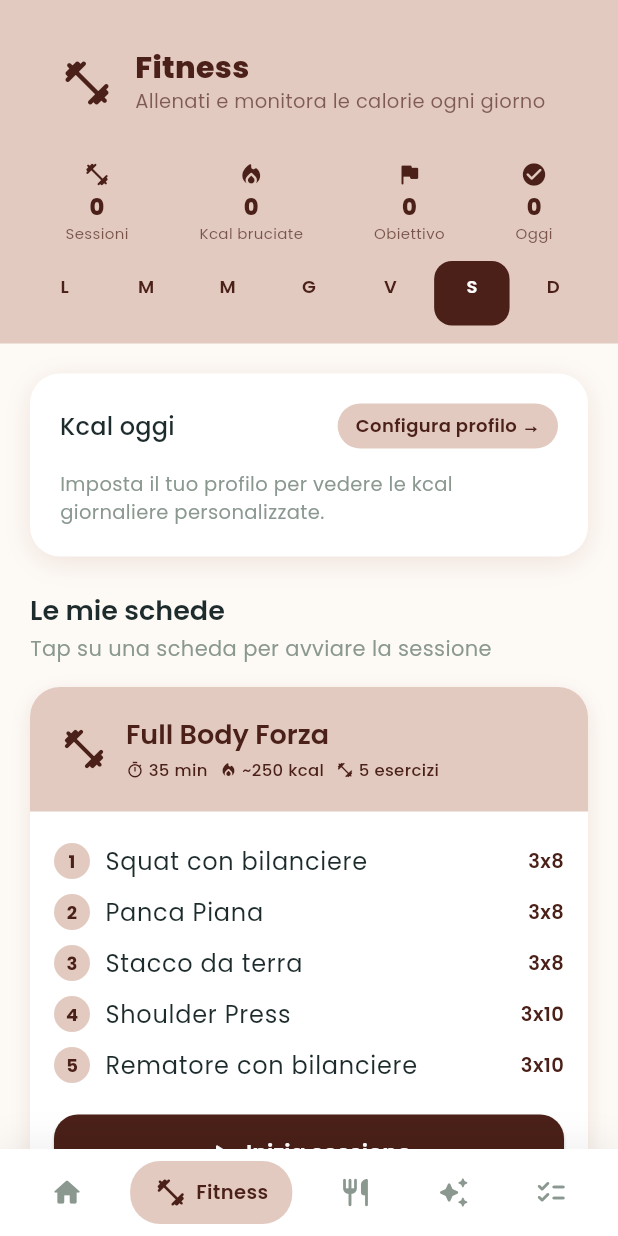
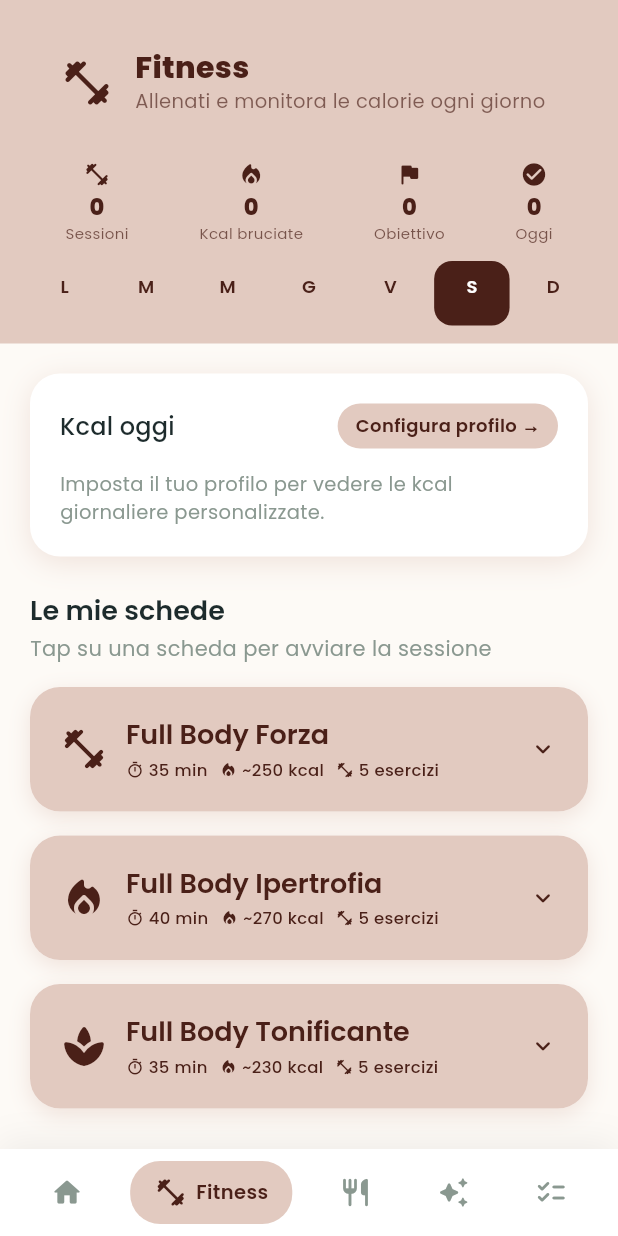
Before and after one commit to federicadeval/grow-glow, a Flutter app: the FitnessScreen screen opened by its route, on a phone screen of 412 x 824 dp. Run offline on Flutter 3.47's test engine with Material 3 defaults, Android fonts, the phone set to English and light mode, and no system bars; our stand-ins replace flutter_riverpod, go_router, google_fonts, image_picker, shared_preferences; missing offline and left inert: dart:js; accounts and stored records are empty.

Commit message:
WorkoutCard: collapse by default, expand on tap to show exercises and start button

```diff
--- a/lib/features/fitness/presentation/screens/workout_screen.dart
+++ b/lib/features/fitness/presentation/screens/workout_screen.dart
@@ -83,17 +83,22 @@ class WorkoutPesiTab extends StatelessWidget {
   }
 }
 
-class WorkoutCard extends StatelessWidget {
+class WorkoutCard extends StatefulWidget {
   final WorkoutPlan workout;
   final VoidCallback onTap;
 
   const WorkoutCard({required this.workout, required this.onTap});
 
   @override
+  State<WorkoutCard> createState() => _WorkoutCardState();
+}
+
+class _WorkoutCardState extends State<WorkoutCard> {
+  bool _expanded = false;
+
+  @override
   Widget build(BuildContext context) {
-    return GestureDetector(
-      onTap: onTap,
-      child: Container(
+    return Container(
       margin: const EdgeInsets.only(bottom: 16),
       decoration: BoxDecoration(
         color: AppColors.surface,
@@ -109,24 +114,26 @@ class WorkoutCard extends StatelessWidget {
       child: Column(
         crossAxisAlignment: CrossAxisAlignment.start,
         children: [
-            // Header
-            Container(
+          // ── Header (always visible, tap to toggle) ──
+          GestureDetector(
+            onTap: () => setState(() => _expanded = !_expanded),
+            child: Container(
               padding: const EdgeInsets.all(20),
               decoration: BoxDecoration(
                 color: AppColors.peach,
-                borderRadius: const BorderRadius.vertical(
-                  top: Radius.circular(20),
-                ),
+                borderRadius: _expanded
+                    ? const BorderRadius.vertical(top: Radius.circular(20))
+                    : BorderRadius.circular(20),
               ),
               child: Row(
                 children: [
-                  Icon(workout.icon, size: 32, color: AppColors.peachDark),
+                  Icon(widget.workout.icon, size: 32, color: AppColors.peachDark),
                   const SizedBox(width: 12),
                   Expanded(
                     child: Column(
                       crossAxisAlignment: CrossAxisAlignment.start,
                       children: [
-                        Text(workout.name,
+                        Text(widget.workout.name,
                           style: Theme.of(context).textTheme.titleLarge?.copyWith(
                             color: AppColors.peachDark,
                           ),
@@ -134,33 +141,37 @@ class WorkoutCard extends StatelessWidget {
                         const SizedBox(height: 4),
                         Row(
                           children: [
-                            WorkoutBadge(
-                              icon: Icons.timer_outlined,
-                              label: workout.duration,
-                            ),
+                            WorkoutBadge(icon: Icons.timer_outlined, label: widget.workout.duration),
                             const SizedBox(width: 8),
-                            WorkoutBadge(
-                              icon: Icons.local_fire_department_rounded,
-                              label: '~${workout.estimatedKcal} kcal',
-                            ),
+                            WorkoutBadge(icon: Icons.local_fire_department_rounded, label: '~${widget.workout.estimatedKcal} kcal'),
                             const SizedBox(width: 8),
-                            WorkoutBadge(
-                              icon: Icons.fitness_center_rounded,
-                              label: '${workout.exercises.length} esercizi',
-                            ),
+                            WorkoutBadge(icon: Icons.fitness_center_rounded, label: '${widget.workout.exercises.length} esercizi'),
                           ],
                         ),
                       ],
                     ),
                   ),
+                  const SizedBox(width: 8),
+                  Icon(
+                    _expanded ? Icons.keyboard_arrow_up_rounded : Icons.keyboard_arrow_down_rounded,
+                    color: AppColors.peachDark,
+                    size: 20,
+                  ),
                 ],
               ),
             ),
-            // Lista esercizi
+          ),
+          // ── Expandable body ──
+          AnimatedSize(
+            duration: const Duration(milliseconds: 220),
+            curve: Curves.easeInOut,
+            child: _expanded
+                ? Column(
+                    children: [
                       Padding(
                         padding: const EdgeInsets.all(16),
                         child: Column(
-                children: workout.exercises.asMap().entries.map((e) => Padding(
+                          children: widget.workout.exercises.asMap().entries.map((e) => Padding(
                             padding: const EdgeInsets.symmetric(vertical: 5),
                             child: Row(
                               children: [
@@ -199,13 +210,12 @@ class WorkoutCard extends StatelessWidget {
                           )).toList(),
                         ),
                       ),
-            // Bottone
                       Padding(
                         padding: const EdgeInsets.fromLTRB(16, 0, 16, 16),
                         child: SizedBox(
                           width: double.infinity,
                           child: ElevatedButton.icon(
-                  onPressed: onTap,
+                            onPressed: widget.onTap,
                             style: ElevatedButton.styleFrom(
                               backgroundColor: AppColors.peachDark,
                               padding: const EdgeInsets.symmetric(vertical: 14),
@@ -216,7 +226,10 @@ class WorkoutCard extends StatelessWidget {
                         ),
                       ),
                     ],
+                  )
+                : const SizedBox.shrink(),
           ),
+        ],
       ),
     );
   }
```
Lines whose indentation alone changed are shown as unchanged.
